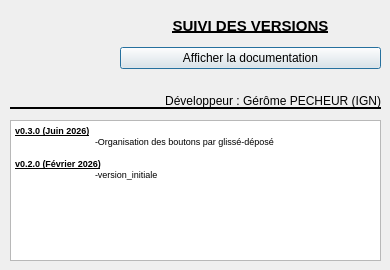
First picture: the form in aproposde.ui, repository IGNF/jeux-attributs-qgis-plugin, before the edit.
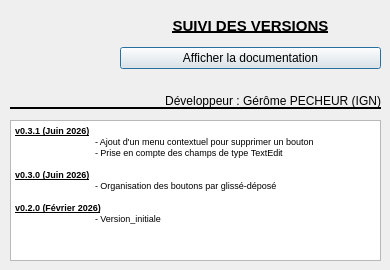
Second picture: the form after the edit. Icons and pictures are not drawn.

Commit message: maj apropos

Diff of the .ui file:
```diff
--- a/aproposde.ui
+++ b/aproposde.ui
@@ -100,11 +100,15 @@
 &lt;html&gt;&lt;head&gt;&lt;meta name=&quot;qrichtext&quot; content=&quot;1&quot; /&gt;&lt;style type=&quot;text/css&quot;&gt;
 p, li { white-space: pre-wrap; }
 &lt;/style&gt;&lt;/head&gt;&lt;body style=&quot; font-family:'MS Shell Dlg 2'; font-size:8.25pt; font-weight:400; font-style:normal;&quot;&gt;
+&lt;p style=&quot; margin-top:0px; margin-bottom:0px; margin-left:0px; margin-right:0px; -qt-block-indent:0; text-indent:0px;&quot;&gt;&lt;span style=&quot; font-size:7pt; font-weight:600; text-decoration: underline;&quot;&gt;v0.3.1 (Juin 2026)&lt;/span&gt;&lt;/p&gt;
+&lt;p style=&quot; margin-top:0px; margin-bottom:0px; margin-left:0px; margin-right:0px; -qt-block-indent:0; text-indent:0px;&quot;&gt;&lt;span style=&quot; font-size:7pt;&quot;&gt;	- Ajout d'un menu contextuel pour supprimer un bouton&lt;/span&gt;&lt;/p&gt;
+&lt;p style=&quot; margin-top:0px; margin-bottom:0px; margin-left:0px; margin-right:0px; -qt-block-indent:0; text-indent:0px;&quot;&gt;&lt;span style=&quot; font-size:7pt;&quot;&gt;	- Prise en compte des champs de type TextEdit&lt;/span&gt;&lt;/p&gt;
+&lt;p style=&quot;-qt-paragraph-type:empty; margin-top:0px; margin-bottom:0px; margin-left:0px; margin-right:0px; -qt-block-indent:0; text-indent:0px; font-size:7pt;&quot;&gt;&lt;br /&gt;&lt;/p&gt;
 &lt;p style=&quot; margin-top:0px; margin-bottom:0px; margin-left:0px; margin-right:0px; -qt-block-indent:0; text-indent:0px;&quot;&gt;&lt;span style=&quot; font-size:7pt; font-weight:600; text-decoration: underline;&quot;&gt;v0.3.0 (Juin 2026)&lt;/span&gt;&lt;/p&gt;
-&lt;p style=&quot; margin-top:0px; margin-bottom:0px; margin-left:0px; margin-right:0px; -qt-block-indent:0; text-indent:0px;&quot;&gt;&lt;span style=&quot; font-size:7pt;&quot;&gt;	-Organisation des boutons par glissé-déposé&lt;/span&gt;&lt;/p&gt;
+&lt;p style=&quot; margin-top:0px; margin-bottom:0px; margin-left:0px; margin-right:0px; -qt-block-indent:0; text-indent:0px;&quot;&gt;&lt;span style=&quot; font-size:7pt;&quot;&gt;	- Organisation des boutons par glissé-déposé&lt;/span&gt;&lt;/p&gt;
 &lt;p style=&quot;-qt-paragraph-type:empty; margin-top:0px; margin-bottom:0px; margin-left:0px; margin-right:0px; -qt-block-indent:0; text-indent:0px; font-size:7pt;&quot;&gt;&lt;br /&gt;&lt;/p&gt;
 &lt;p style=&quot; margin-top:0px; margin-bottom:0px; margin-left:0px; margin-right:0px; -qt-block-indent:0; text-indent:0px;&quot;&gt;&lt;span style=&quot; font-size:7pt; font-weight:600; text-decoration: underline;&quot;&gt;v0.2.0 (Février 2026)&lt;/span&gt;&lt;/p&gt;
-&lt;p style=&quot; margin-top:0px; margin-bottom:0px; margin-left:0px; margin-right:0px; -qt-block-indent:0; text-indent:0px;&quot;&gt;&lt;span style=&quot; font-size:7pt;&quot;&gt;	-version_initiale&lt;/span&gt;&lt;/p&gt;
+&lt;p style=&quot; margin-top:0px; margin-bottom:0px; margin-left:0px; margin-right:0px; -qt-block-indent:0; text-indent:0px;&quot;&gt;&lt;span style=&quot; font-size:7pt;&quot;&gt;	- Version_initiale&lt;/span&gt;&lt;/p&gt;
 &lt;p style=&quot;-qt-paragraph-type:empty; margin-top:0px; margin-bottom:0px; margin-left:0px; margin-right:0px; -qt-block-indent:0; text-indent:0px; font-size:7pt;&quot;&gt;&lt;br /&gt;&lt;/p&gt;
 &lt;p style=&quot;-qt-paragraph-type:empty; margin-top:0px; margin-bottom:0px; margin-left:0px; margin-right:0px; -qt-block-indent:0; text-indent:0px;&quot;&gt;&lt;br /&gt;&lt;/p&gt;&lt;/body&gt;&lt;/html&gt;</string>
    </property>
```
